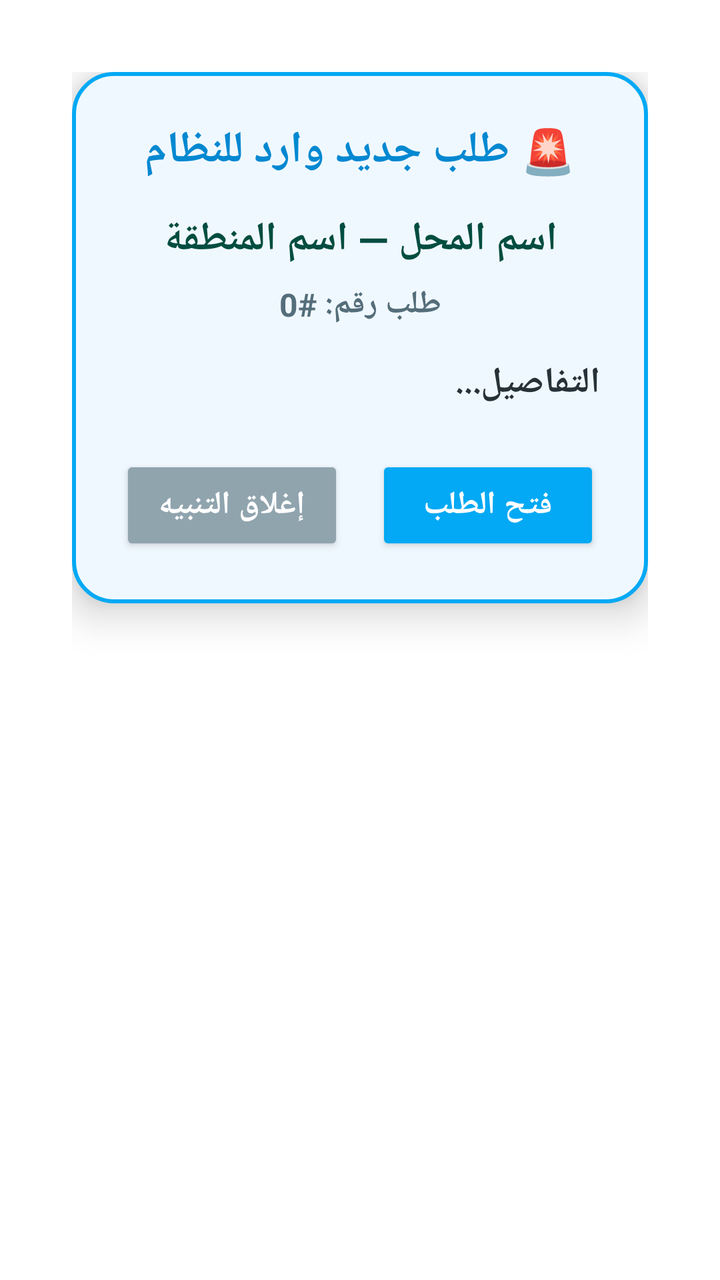
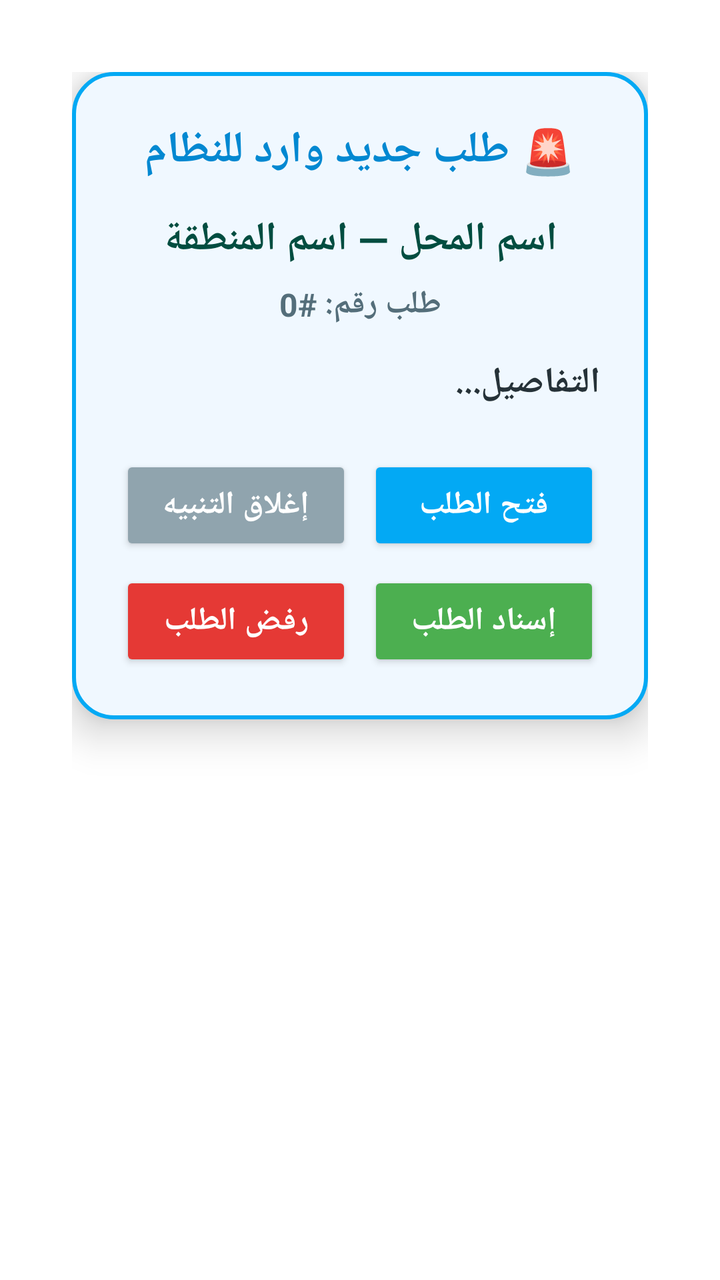

The first picture is an Android layout as it rendered before a commit; the second is the same layout after the commit. The layout source and the unified diff follow.
<!-- AndroidManifest.xml: activity theme Theme.AppCompat.Dialog -->
<!-- res/layout/activity_order_alert.xml -->
<?xml version="1.0" encoding="utf-8"?>
<LinearLayout xmlns:android="http://schemas.android.com/apk/res/android"
    android:layout_width="match_parent"
    android:layout_height="wrap_content"
    android:orientation="vertical"
    android:padding="20dp"
    android:background="@android:color/transparent"
    android:layout_gravity="center">

    <LinearLayout
        android:layout_width="match_parent"
        android:layout_height="wrap_content"
        android:orientation="vertical"
        android:padding="24dp"
        android:background="@drawable/bg_alert"
        android:elevation="12dp">

        
        <TextView
            android:id="@+id/tvAlertHeader"
            android:layout_width="match_parent"
            android:layout_height="wrap_content"
            android:text="🚨 طلب جديد وارد للنظام"
            android:textColor="#0288D1"
            android:textSize="22sp"
            android:textStyle="bold"
            android:gravity="center"
            android:layout_marginBottom="16dp" />

        
        <TextView
            android:id="@+id/tvAlertTitle"
            android:layout_width="match_parent"
            android:layout_height="wrap_content"
            android:text="اسم المحل — اسم المنطقة"
            android:textColor="#004D40"
            android:textSize="20sp"
            android:textStyle="bold"
            android:gravity="center"
            android:layout_marginBottom="8dp" />

        
        <TextView
            android:id="@+id/tvOrderNumber"
            android:layout_width="match_parent"
            android:layout_height="wrap_content"
            android:text="طلب رقم: #0"
            android:textColor="#546E7A"
            android:textSize="16sp"
            android:textStyle="bold"
            android:gravity="center"
            android:layout_marginBottom="16dp" />

        
        <TextView
            android:id="@+id/tvOrderDetails"
            android:layout_width="match_parent"
            android:layout_height="wrap_content"
            android:text="التفاصيل..."
            android:textColor="#263238"
            android:textSize="18sp"
            android:textStyle="bold"
            android:lineSpacingExtra="8dp"
            android:gravity="right"
            android:layout_marginBottom="24dp" />

        
        <LinearLayout
            android:layout_width="match_parent"
            android:layout_height="wrap_content"
            android:orientation="horizontal"
            android:gravity="center">

            
            <Button
                android:id="@+id/btnCloseAlert"
                android:layout_width="0dp"
                android:layout_height="50dp"
                android:layout_weight="1"
                android:text="إغلاق التنبيه"
                android:textColor="#FFFFFF"
                android:textSize="16sp"
                android:textStyle="bold"
                android:backgroundTint="#90A4AE"
                android:layout_marginEnd="8dp" />

            
            <Button
                android:id="@+id/btnOpenApp"
                android:layout_width="0dp"
                android:layout_height="50dp"
                android:layout_weight="1"
                android:text="فتح الطلب"
                android:textColor="#FFFFFF"
                android:textSize="16sp"
                android:textStyle="bold"
                android:backgroundTint="#03A9F4"
                android:layout_marginStart="8dp" />

        </LinearLayout>

    </LinearLayout>

</LinearLayout>
<!-- resources referenced by this layout -->
<resources>
  <!-- drawable bg_alert (drawable) -->
  <?xml version="1.0" encoding="utf-8"?>
  <shape xmlns:android="http://schemas.android.com/apk/res/android"
      android:shape="rectangle">
      <solid android:color="#F0F8FF" /> 
      <corners android:radius="20dp" /> 
      <stroke android:width="2dp" android:color="#03A9F4" /> 
  </shape>
</resources>

<!-- the commit's change to res/layout/activity_order_alert.xml (unified diff, before → after) -->
@@ -66,36 +66,132 @@
 
         
         <LinearLayout
-            android:layout_width="match_parent"
-            android:layout_height="wrap_content"
-            android:orientation="horizontal"
-            android:gravity="center">
+            android:id="@+id/layoutMainButtons"
+            android:layout_width="match_parent"
+            android:layout_height="wrap_content"
+            android:orientation="vertical">
+
+            <LinearLayout
+                android:layout_width="match_parent"
+                android:layout_height="wrap_content"
+                android:orientation="horizontal"
+                android:gravity="center"
+                android:layout_marginBottom="8dp">
+
+                
+                <Button
+                    android:id="@+id/btnCloseAlert"
+                    android:layout_width="0dp"
+                    android:layout_height="50dp"
+                    android:layout_weight="1"
+                    android:text="إغلاق التنبيه"
+                    android:textColor="#FFFFFF"
+                    android:textSize="16sp"
+                    android:textStyle="bold"
+                    android:backgroundTint="#90A4AE"
+                    android:layout_marginEnd="4dp" />
+
+                
+                <Button
+                    android:id="@+id/btnOpenApp"
+                    android:layout_width="0dp"
+                    android:layout_height="50dp"
+                    android:layout_weight="1"
+                    android:text="فتح الطلب"
+                    android:textColor="#FFFFFF"
+                    android:textSize="16sp"
+                    android:textStyle="bold"
+                    android:backgroundTint="#03A9F4"
+                    android:layout_marginStart="4dp" />
+            </LinearLayout>
+
+            <LinearLayout
+                android:layout_width="match_parent"
+                android:layout_height="wrap_content"
+                android:orientation="horizontal"
+                android:gravity="center">
+
+                
+                <Button
+                    android:id="@+id/btnRejectOrder"
+                    android:layout_width="0dp"
+                    android:layout_height="50dp"
+                    android:layout_weight="1"
+                    android:text="رفض الطلب"
+                    android:textColor="#FFFFFF"
+                    android:textSize="16sp"
+                    android:textStyle="bold"
+                    android:backgroundTint="#E53935"
+                    android:layout_marginEnd="4dp" />
+
+                
+                <Button
+                    android:id="@+id/btnAssignOrder"
+                    android:layout_width="0dp"
+                    android:layout_height="50dp"
+                    android:layout_weight="1"
+                    android:text="إسناد الطلب"
+                    android:textColor="#FFFFFF"
+                    android:textSize="16sp"
+                    android:textStyle="bold"
+                    android:backgroundTint="#4CAF50"
+                    android:layout_marginStart="4dp" />
+            </LinearLayout>
+
+        </LinearLayout>
+
+        
+        <LinearLayout
+            android:id="@+id/layoutAssign"
+            android:layout_width="match_parent"
+            android:layout_height="wrap_content"
+            android:orientation="vertical"
+            android:visibility="gone">
+
+            <TextView
+                android:layout_width="match_parent"
+                android:layout_height="wrap_content"
+                android:text="اختر المندوب لإسناد الطلب:"
+                android:textColor="#004D40"
+                android:textSize="18sp"
+                android:textStyle="bold"
+                android:layout_marginBottom="12dp"
+                android:gravity="right" />
+
+            <ScrollView
+                android:layout_width="match_parent"
+                android:layout_height="150dp"
+                android:layout_marginBottom="16dp">
+
+                <com.google.android.material.chip.ChipGroup
+                    android:id="@+id/cgCouriers"
+                    android:layout_width="match_parent"
+                    android:layout_height="wrap_content"
+                    android:layoutDirection="rtl" />
+
+            </ScrollView>
 
             
             <Button
-                android:id="@+id/btnCloseAlert"
-                android:layout_width="0dp"
+                android:id="@+id/btnConfirmAssign"
+                android:layout_width="match_parent"
                 android:layout_height="50dp"
-                android:layout_weight="1"
-                android:text="إغلاق التنبيه"
+                android:text="تأكيد الإسناد"
                 android:textColor="#FFFFFF"
                 android:textSize="16sp"
                 android:textStyle="bold"
-                android:backgroundTint="#90A4AE"
-                android:layout_marginEnd="8dp" />
-
+                android:backgroundTint="#2E7D32" />
             
             <Button
-                android:id="@+id/btnOpenApp"
-                android:layout_width="0dp"
-                android:layout_height="50dp"
-                android:layout_weight="1"
-                android:text="فتح الطلب"
-                android:textColor="#FFFFFF"
-                android:textSize="16sp"
-                android:textStyle="bold"
-                android:backgroundTint="#03A9F4"
-                android:layout_marginStart="8dp" />
+                android:id="@+id/btnCancelAssign"
+                android:layout_width="match_parent"
+                android:layout_height="40dp"
+                android:text="إلغاء"
+                android:textColor="#546E7A"
+                android:textSize="14sp"
+                android:backgroundTint="@android:color/transparent"
+                android:elevation="0dp"
+                android:layout_marginTop="8dp"/>
 
         </LinearLayout>
 
